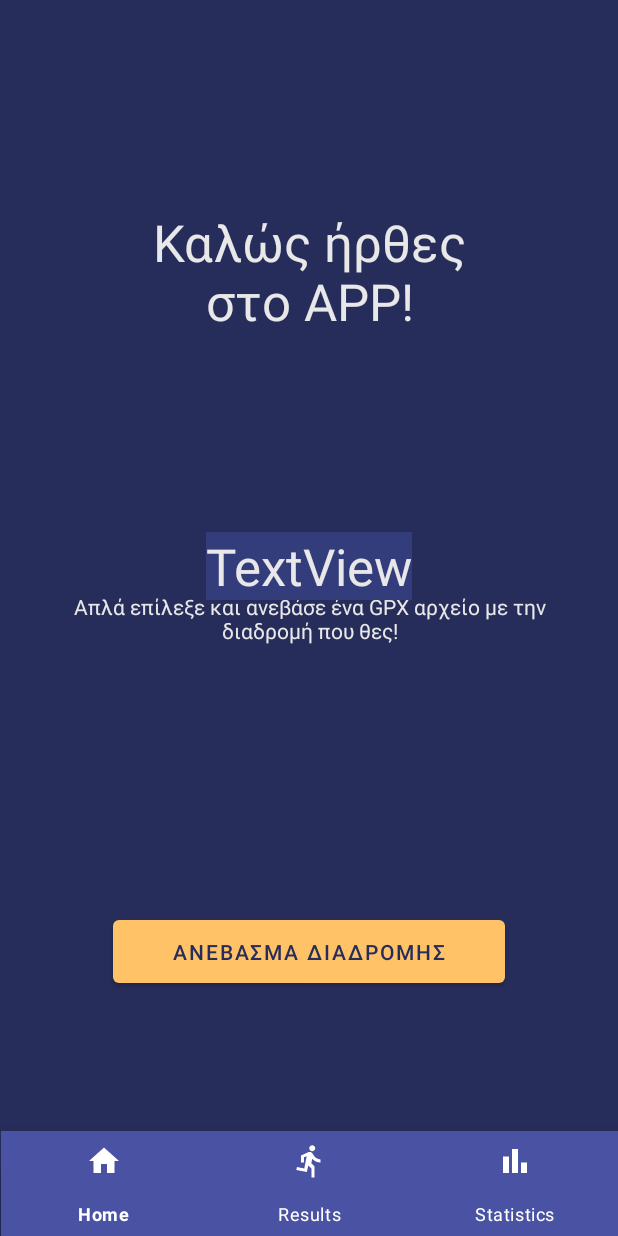
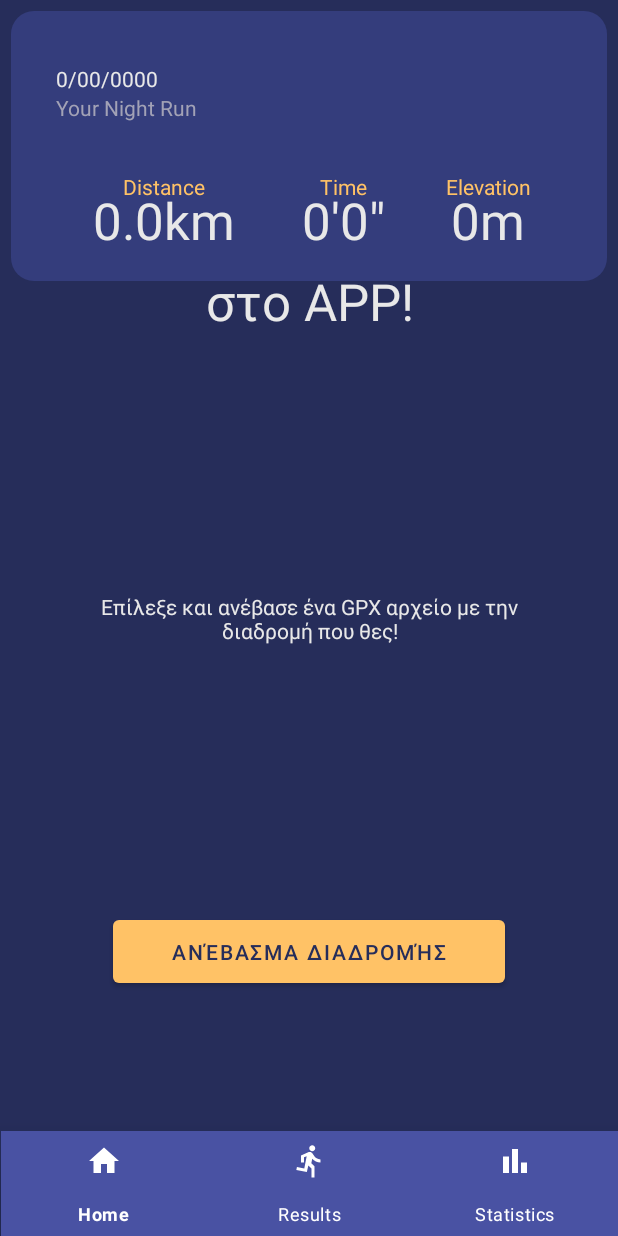
Before and after one commit to vissgkouvinas/ActivityTrackingApp, an Android app: the fragment ResultsWidgetFragment placed in its activity, on a phone screen of 412 x 824 dp. Run offline under Robolectric (Android 15) with nearby library versions, the phone set to English and light mode, and no system bars; 4 statements that could not run were skipped.

Commit message:
Results Widget is almost done

```diff
--- a/app/src/main/java/com/example/activitytrackingapp/ResultsWidgetFragment.java
+++ b/app/src/main/java/com/example/activitytrackingapp/ResultsWidgetFragment.java
@@ -17,10 +17,24 @@ public class ResultsWidgetFragment extends Fragment {
                              Bundle savedInstanceState) {
 
         View view = inflater.inflate(R.layout.fragment_results_widget, container, false);
-        TextView widgetTitle = view.findViewById(R.id.widgetTitle);
+        TextView timeText = view.findViewById(R.id.timeText);
+        TextView distanceText = view.findViewById(R.id.distanceText);
+        TextView elevationText = view.findViewById(R.id.elevationText);
 
-        Codebase.Result temp = (Codebase.Result)  (getArguments().getSerializable("result"));
-        widgetTitle.setText( Float.toString( temp.getTime() ) );
+        Codebase.Result result = (Codebase.Result)  (getArguments().getSerializable("result"));
+        float time = result.getTime();
+        float distance = result.getDistance();
+        float elevation = result.getElevation();
+
+        int mins = ((int)time) / 60;
+        int secs = ((int)time) % 60;
+        timeText.setText( (String.format("%d'%d\"",mins,secs)) );
+
+        distance /= 1000;
+        distanceText.setText( (String.format("%.1fkm",distance)) );
+
+        elevationText.setText( (String.format("%.0fm",elevation)) );
+
 
         // Inflate the layout for this fragment
         return view;
--- /dev/null
+++ b/app/src/main/res/drawable/layout_bg.xml
@@ -0,0 +1,5 @@
+<?xml version="1.0" encoding="utf-8"?>
+<shape xmlns:android="http://schemas.android.com/apk/res/android">
+    <corners android:radius="15dp"/>
+    <solid android:color="#343D7C" />
+</shape>
--- a/app/src/main/res/layout/activity_main.xml
+++ b/app/src/main/res/layout/activity_main.xml
@@ -13,7 +13,7 @@
         android:layout_width="329dp"
         android:layout_height="63dp"
         android:gravity="center"
-        android:text="Απλά επίλεξε και ανεβάσε ένα GPX αρχείο με την διαδρομή που θες!"
+        android:text="Επίλεξε και ανέβασε ένα GPX αρχείο με την διαδρομή που θες!"
         android:textAppearance="@style/TextAppearance.AppCompat.Body1"
         android:textColor="#E8E8E8"
         app:flow_horizontalAlign="center"
@@ -29,7 +29,7 @@
         android:layout_width="261dp"
         android:layout_height="54dp"
         android:textColor="#262D5A"
-        android:text="Ανεβασμα Διαδρομης"
+        android:text="Ανέβασμα Διαδρομής"
         app:backgroundTint="#FFC266"
         app:iconTint="#262D5A"
         app:layout_constraintBottom_toBottomOf="parent"
--- a/app/src/main/res/layout/fragment_results.xml
+++ b/app/src/main/res/layout/fragment_results.xml
@@ -6,7 +6,7 @@
     android:layout_width="match_parent"
     android:layout_height="match_parent"
     app:layout_constraintBottom_toTopOf="@+id/bottom_nav_menu"
-    android:background="#343D7C"
+    android:background="#262D5A"
     tools:context=".ResultsFragment"
     android:orientation="vertical"
     android:clickable="true">
--- a/app/src/main/res/layout/fragment_results_widget.xml
+++ b/app/src/main/res/layout/fragment_results_widget.xml
@@ -1,22 +1,124 @@
 <?xml version="1.0" encoding="utf-8"?>
-<androidx.constraintlayout.widget.ConstraintLayout xmlns:android="http://schemas.android.com/apk/res/android"
+<LinearLayout xmlns:android="http://schemas.android.com/apk/res/android"
     xmlns:app="http://schemas.android.com/apk/res-auto"
     xmlns:tools="http://schemas.android.com/tools"
     android:layout_width="match_parent"
-    android:layout_height="match_parent"
+    android:layout_height="180dp"
+    android:layout_margin="7dp"
+    android:background="@drawable/layout_bg"
+    android:gravity="center_horizontal"
+
+    android:orientation="vertical"
     tools:context=".ResultsWidgetFragment">
 
 
+    <RelativeLayout
+        android:layout_width="match_parent"
+        android:layout_height="90dp"
+        android:paddingLeft="30dp"
+        >
+
         <TextView
-        android:id="@+id/widgetTitle"
+            android:id="@+id/phraseDateText"
             android:layout_width="wrap_content"
             android:layout_height="wrap_content"
-        android:text="TextView"
+            android:layout_centerVertical="true"
+            android:text="Your Night Run"
+            android:textColor="#A2A2B6"
+            android:layout_below="@+id/dateText"
+
+            />
+
+        <TextView
+            android:id="@+id/dateText"
+            android:layout_width="wrap_content"
+            android:layout_height="wrap_content"
+            android:text="0/00/0000"
+            android:textColor="#E8E8E8"
+            android:layout_centerVertical="true" />
+    </RelativeLayout>
+    <androidx.constraintlayout.widget.ConstraintLayout
+        android:layout_width="match_parent"
+        android:layout_height="90dp"
+        android:padding="10dp">
+
+        <TextView
+            android:id="@+id/distanceText"
+            android:layout_width="wrap_content"
+            android:layout_height="wrap_content"
+            android:layout_marginBottom="8dp"
+            android:background="#343D7C"
+            android:text="Dist."
             android:textAppearance="@style/TextAppearance.AppCompat.Display1"
             android:textColor="#E8E8E8"
+            app:layout_constraintBottom_toBottomOf="parent"
+            app:layout_constraintEnd_toStartOf="@+id/timeText"
+            app:layout_constraintStart_toStartOf="parent" />
+
+        <TextView
+            android:id="@+id/timeText"
+            android:layout_width="wrap_content"
+            android:layout_height="wrap_content"
+            android:layout_marginBottom="8dp"
             android:background="#343D7C"
+            android:text="Time"
+            android:textAppearance="@style/TextAppearance.AppCompat.Display1"
+            android:textColor="#E8E8E8"
+            app:layout_constraintBottom_toBottomOf="parent"
+            app:layout_constraintEnd_toStartOf="@+id/elevationText"
+            app:layout_constraintStart_toEndOf="@+id/distanceText" />
+
+        <TextView
+            android:id="@+id/elevationText"
+            android:layout_width="wrap_content"
+            android:layout_height="wrap_content"
+            android:layout_marginBottom="8dp"
+            android:background="#343D7C"
+            android:text="Elev."
+            android:textAppearance="@style/TextAppearance.AppCompat.Display1"
+            android:textColor="#E8E8E8"
             app:layout_constraintBottom_toBottomOf="parent"
             app:layout_constraintEnd_toEndOf="parent"
-        app:layout_constraintStart_toStartOf="parent"
-        app:layout_constraintTop_toTopOf="parent" />
+            app:layout_constraintStart_toEndOf="@+id/timeText" />
+
+
+        <TextView
+            android:id="@+id/distance"
+            android:layout_width="wrap_content"
+            android:layout_height="wrap_content"
+            android:text="Distance"
+            android:textColor="#FFC266"
+            android:layout_marginTop="-45dp"
+            app:layout_constraintBottom_toBottomOf="@+id/distanceText"
+            app:layout_constraintEnd_toEndOf="@+id/distanceText"
+            app:layout_constraintStart_toStartOf="@+id/distanceText"
+            app:layout_constraintTop_toTopOf="@+id/distanceText" />
+
+        <TextView
+            android:id="@+id/time"
+            android:layout_width="wrap_content"
+            android:layout_height="wrap_content"
+            android:text="Time"
+            android:textColor="#FFC266"
+            android:layout_marginTop="-45dp"
+            app:layout_constraintBottom_toBottomOf="@+id/timeText"
+            app:layout_constraintEnd_toEndOf="@+id/timeText"
+            app:layout_constraintStart_toStartOf="@+id/timeText"
+            app:layout_constraintTop_toTopOf="@+id/timeText" />
+
+        <TextView
+            android:id="@+id/elevation"
+            android:layout_width="wrap_content"
+            android:layout_height="wrap_content"
+            android:text="Elevation"
+            android:textColor="#FFC266"
+            android:layout_marginTop="-45dp"
+            app:layout_constraintBottom_toBottomOf="@+id/elevationText"
+            app:layout_constraintEnd_toEndOf="@+id/elevationText"
+            app:layout_constraintStart_toStartOf="@+id/elevationText"
+            app:layout_constraintTop_toTopOf="@+id/elevationText" />
     </androidx.constraintlayout.widget.ConstraintLayout>
+
+
+
+</LinearLayout>
--- a/app/src/main/res/layout/fragment_stats_widget.xml
+++ b/app/src/main/res/layout/fragment_stats_widget.xml
@@ -6,7 +6,7 @@
     android:layout_width="match_parent"
     android:layout_height="171dp"
     android:layout_margin="7dp"
-    android:background="#343D7C"
+    android:background="@drawable/layout_bg"
     android:gravity="center_horizontal"
     tools:context=".StatsWidgetFragment">
 
```
Lines whose indentation alone changed are shown as unchanged.
